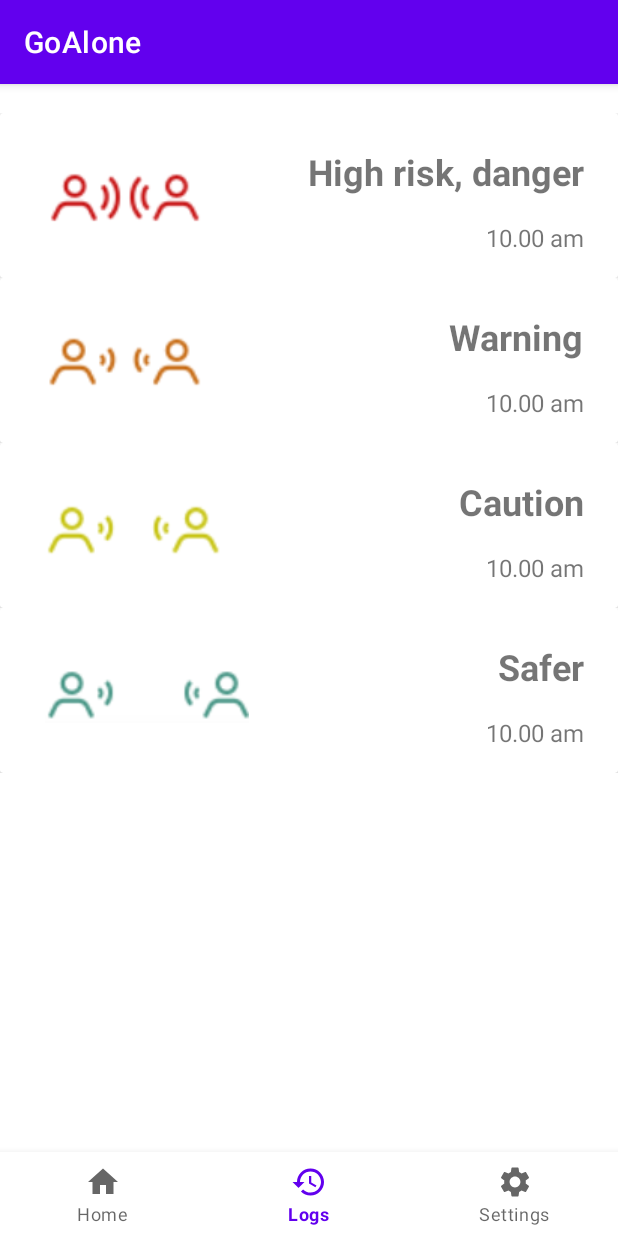
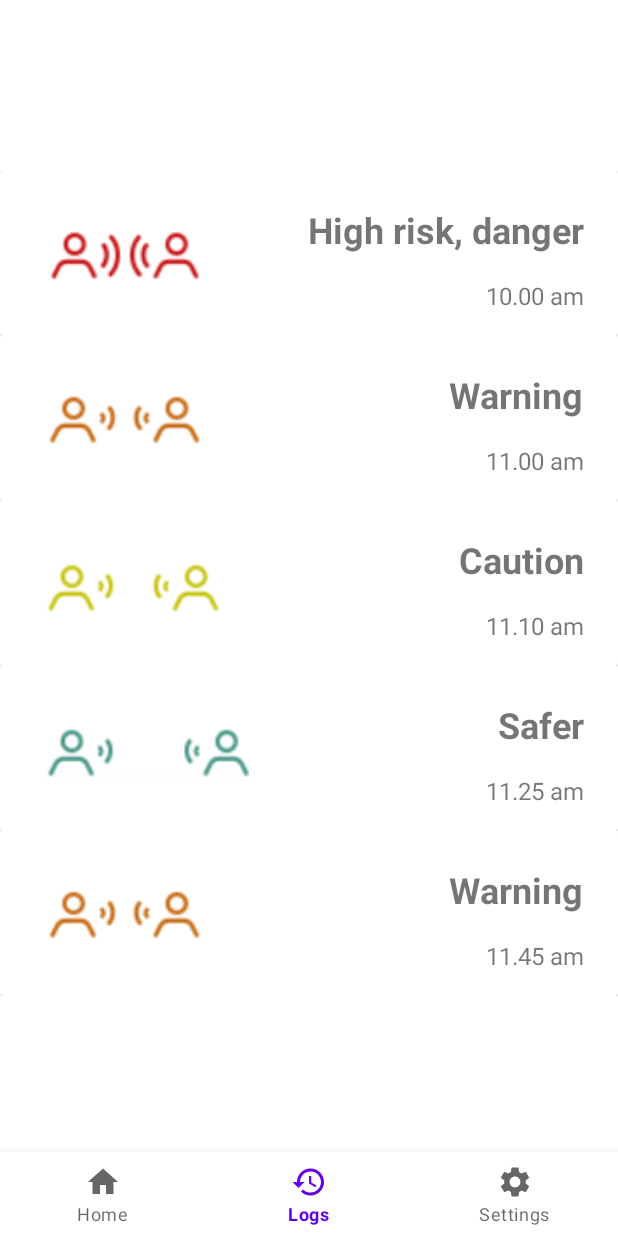
Before and after one commit to SasmithaDasanayaka/GoAlone, an Android app: the screen it shows after launch (MainActivity), item 2 of the bottom bar chosen, on a phone screen of 412 x 824 dp. Run offline under Robolectric (Android 15) with nearby library versions, the phone set to English and light mode, and no system bars.

Commit message:
history log - commit 2

```diff
--- a/app/src/main/java/com/example/goalone/LogsFragment.java
+++ b/app/src/main/java/com/example/goalone/LogsFragment.java
@@ -19,8 +19,7 @@ public class LogsFragment extends Fragment {
     RecyclerView recyclerView;
 
     private String[] warningMsg, time;
-    private int images[] = {R.drawable.danger, R.drawable.warning, R.drawable.caution, R.drawable.safer};
-
+    private int images[];
     public LogsFragment() {
         // Required empty public constructor
     }
@@ -37,8 +36,22 @@ public class LogsFragment extends Fragment {
     @Override
     public void onCreate(Bundle savedInstanceState) {
         super.onCreate(savedInstanceState);
-        warningMsg = getResources().getStringArray(R.array.warning_messages);
-        time = getResources().getStringArray(R.array.time);
+
+        //read history data from  database
+        warningMsg = new String[]{"High risk, danger", "Warning", "Caution", "Safer","Warning"};
+        time = new String[]{"10.00 am", "11.00 am", "11.10 am", "11.25 am", "11.45 am"};
+        images = new int[warningMsg.length];
+        for(int i = 0; i < warningMsg.length; i++){
+            if(warningMsg[i].equals("High risk, danger")){
+                images[i] = R.drawable.danger;
+            }else if(warningMsg[i].equals("Warning")){
+                images[i] = R.drawable.warning;
+            }else if(warningMsg[i].equals("Caution")){
+                images[i] = R.drawable.caution;
+            }else if(warningMsg[i].equals("Safer")){
+                images[i] = R.drawable.safer;
+            }
+        }
     }
 
     @Override
--- a/app/src/main/res/layout/fragment_logs.xml
+++ b/app/src/main/res/layout/fragment_logs.xml
@@ -9,5 +9,6 @@
     <androidx.recyclerview.widget.RecyclerView
         android:id="@+id/recyclerView"
         android:layout_width="match_parent"
-        android:layout_height="match_parent" />
+        android:layout_height="match_parent"
+        android:layout_marginTop="100px"/>
 </FrameLayout>
--- a/app/src/main/res/values-night/themes.xml
+++ b/app/src/main/res/values-night/themes.xml
@@ -1,6 +1,6 @@
 <resources xmlns:tools="http://schemas.android.com/tools">
     <!-- Base application theme. -->
-    <style name="Theme.GoAlone" parent="Theme.MaterialComponents.DayNight.DarkActionBar">
+    <style name="Theme.GoAlone" parent="Theme.MaterialComponents.DayNight.NoActionBar">
         <!-- Primary brand color. -->
         <item name="colorPrimary">@color/purple_200</item>
         <item name="colorPrimaryVariant">@color/purple_700</item>
--- a/app/src/main/res/values/strings.xml
+++ b/app/src/main/res/values/strings.xml
@@ -10,11 +10,4 @@
         <item>Safer</item>
     </string-array>
 
-    <string-array name="time">
-        <item>10.00 am</item>
-        <item>10.00 am</item>
-        <item>10.00 am</item>
-        <item>10.00 am</item>
-    </string-array>
-
 </resources>
--- a/app/src/main/res/values/themes.xml
+++ b/app/src/main/res/values/themes.xml
@@ -1,6 +1,6 @@
 <resources xmlns:tools="http://schemas.android.com/tools">
     <!-- Base application theme. -->
-    <style name="Theme.GoAlone" parent="Theme.MaterialComponents.DayNight.DarkActionBar">
+    <style name="Theme.GoAlone" parent="Theme.MaterialComponents.DayNight.NoActionBar">
         <!-- Primary brand color. -->
         <item name="colorPrimary">@color/purple_500</item>
         <item name="colorPrimaryVariant">@color/purple_700</item>
```
